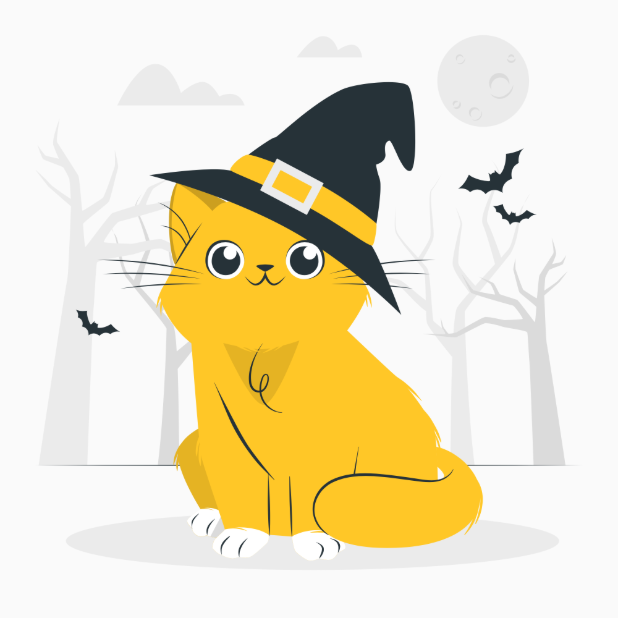
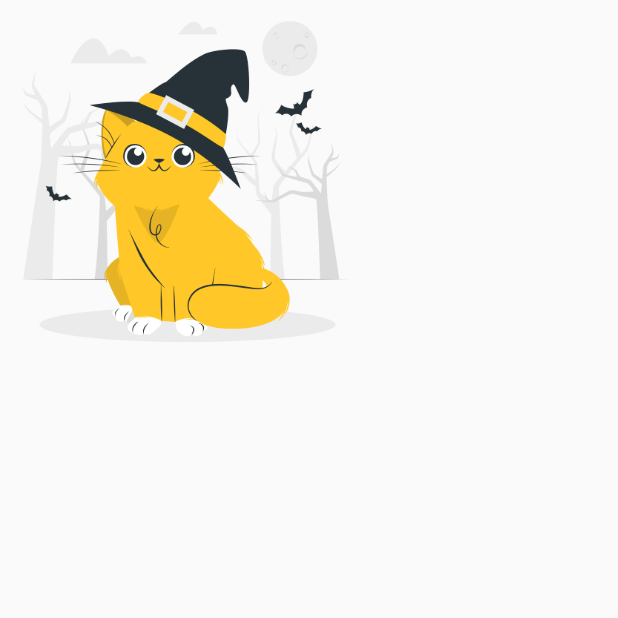
Before and after one commit to taskeen073/realshaman, a Flutter app: the screen it shows after launch, on a phone screen of 412 x 824 dp, the top half of it. Run offline on Flutter 3.47's test engine with Material 2 defaults, Android fonts, the phone set to English and light mode, and no system bars.

Commit message:
--- Auto-Git Commit ---

```diff
--- a/lib/authen.dart
+++ b/lib/authen.dart
@@ -12,9 +12,14 @@ class Authen extends StatefulWidget {
 class _AuthenState extends State<Authen> {
   @override
   Widget build(BuildContext context) {
+    double size = MediaQuery.of(context).size.width;
     return Scaffold(
-        body: SafeArea(
-      child: ShowImaege(path: MyConstant.image18),
-    ));
+      body: SafeArea(
+        child: Container(
+          width: size*0.6,
+          child: ShowImaege(path: MyConstant.image18,),
+        )
+     ),
+   );
   }
 }
--- a/lib/my_constant.dart
+++ b/lib/my_constant.dart
@@ -26,4 +26,12 @@ class MyConstant {
   static String image16 = 'img/team.png';
   static String image17 = 'img/money.png';
   static String image18 = 'img/cat.png';
+
+  static Color yp = Color(0xf9a825);
+  static Color yl = Color(0xffd95a);
+  static Color yd = Color(0xc17900);
+  static Color ysp = Color(0xf9bf2d);
+  static Color ysl = Color(0xfff163);
+  static Color ysd = Color(0xc28f00);
+
 }
```
Also changed, not shown: .autogit/logs/log-21-8-2021-7-37-35.txt (added).
